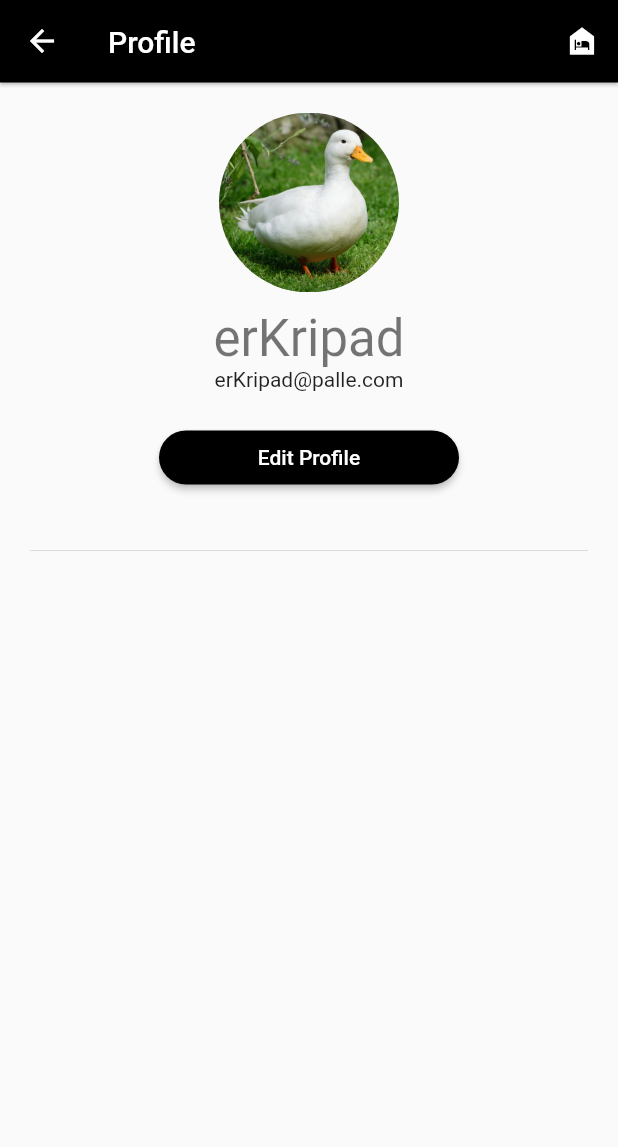
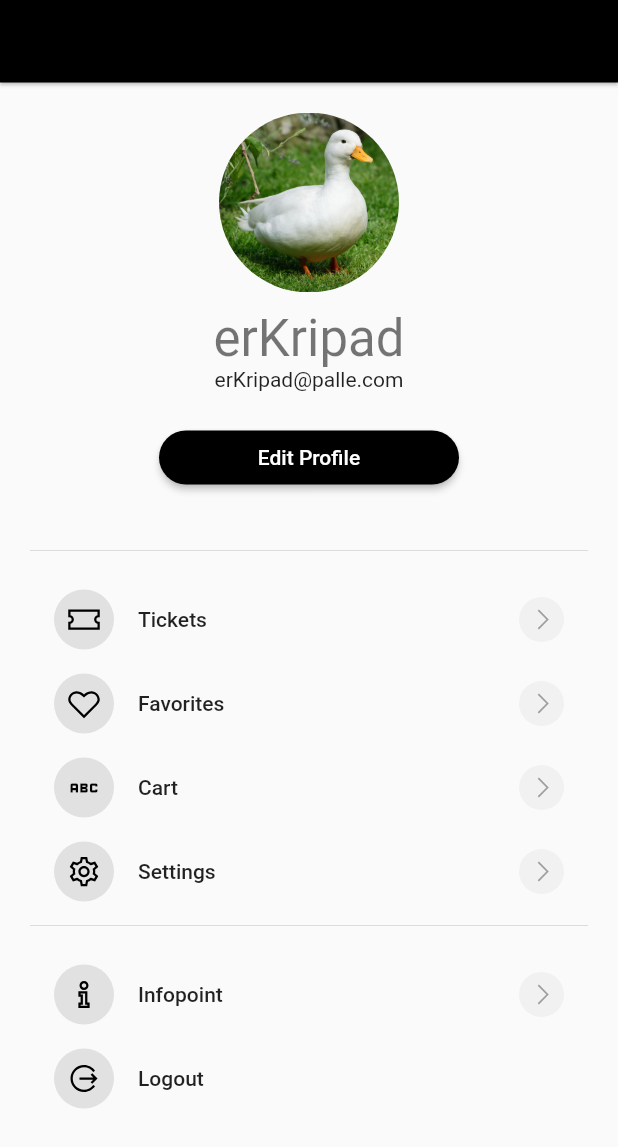
Before and after one commit to erKripad/dik, a Flutter app: the ProfileScreen screen opened directly, on a phone screen of 412 x 824 dp. Shown: the top 1147 px of the screen. Run offline on Flutter 3.47's test engine with Material 2 defaults, Android fonts, the phone set to English and light mode, and no system bars; our stand-ins replace convex_bottom_bar, google_fonts, line_awesome_flutter.

Commit message:
modified:   lib/theme/home_screen.dart 	modified:   lib/theme/profile_page.dart 	modified:   pubspec.lock 	modified:   pubspec.yaml

```diff
--- a/lib/theme/profile_page.dart
+++ b/lib/theme/profile_page.dart
@@ -1,4 +1,5 @@
 import 'package:flutter/material.dart';
+import 'package:line_awesome_flutter/line_awesome_flutter.dart';
 
 class ProfileScreen extends StatelessWidget {
   const ProfileScreen({Key? key}) : super(key: key);
@@ -7,10 +8,11 @@ class ProfileScreen extends StatelessWidget {
     var isDark = MediaQuery.of(context).platformBrightness == Brightness.dark;
     return Scaffold(
       appBar: AppBar(
+        automaticallyImplyLeading: false,
         toolbarHeight: 55,
         elevation: 1,
         backgroundColor: Colors.black,
-        title: const Text(
+        /*title: const Text(
           "Profile",
           style: TextStyle(
             color: Colors.white,
@@ -19,11 +21,21 @@ class ProfileScreen extends StatelessWidget {
         actions: [
           IconButton(
               onPressed: () {},
-              icon: Icon(isDark ? Icons.sunny : Icons.night_shelter))
-        ],
+              icon: Icon(isDark ? LineAwesomeIcons.sun : LineAwesomeIcons.moon))
+        ],*/
       ),
       body: SingleChildScrollView(
         child: Container(
+          /*decoration:const BoxDecoration(
+            gradient: LinearGradient(
+              colors: [
+                Colors.black,
+                Color.fromARGB(255, 140, 15, 161),
+              ],
+              begin: Alignment.topCenter,
+              end: Alignment.bottomCenter,
+            ),
+          ),*/
           padding: const EdgeInsets.all(20.0),
           child: Column(
             children: [
@@ -60,6 +72,43 @@ class ProfileScreen extends StatelessWidget {
               const SizedBox(height: 30),
               const Divider(),
               const SizedBox(height: 10),
+
+              //Menu
+              ProfileMenuWidget(
+                title: "Tickets",
+                icon: LineAwesomeIcons.alternate_ticket,
+                onPress: () {},
+              ),
+              ProfileMenuWidget(
+                title: "Favorites",
+                icon: LineAwesomeIcons.heart,
+                onPress: () {},
+              ),
+              ProfileMenuWidget(
+                title: "Cart",
+                icon: Icons.abc,
+                onPress: () {},
+              ),
+              ProfileMenuWidget(
+                title: "Settings",
+                icon: LineAwesomeIcons.cog,
+                onPress: () {},
+              ),
+              const Divider(),
+              const SizedBox(
+                height: 10,
+              ),
+              ProfileMenuWidget(
+                title: "Infopoint",
+                icon: LineAwesomeIcons.info,
+                onPress: () {},
+              ),
+              ProfileMenuWidget(
+                title: "Logout",
+                icon: LineAwesomeIcons.alternate_sign_out,
+                endIcon: false,
+                onPress: () {},
+              ),
             ],
           ),
         ),
@@ -67,3 +116,55 @@ class ProfileScreen extends StatelessWidget {
     );
   }
 }
+
+class ProfileMenuWidget extends StatelessWidget {
+  const ProfileMenuWidget({
+    Key? key,
+    required this.title,
+    required this.icon,
+    required this.onPress,
+    this.endIcon = true,
+    this.textColor,
+  }) : super(key: key);
+
+  final String title;
+  final IconData icon;
+  final VoidCallback onPress;
+  final bool endIcon;
+  final Color? textColor;
+
+  @override
+  Widget build(BuildContext context) {
+    return ListTile(
+      onTap: onPress,
+      leading: Container(
+        width: 40,
+        height: 40,
+        decoration: BoxDecoration(
+          borderRadius: BorderRadius.circular(100),
+          color: Colors.black.withOpacity(0.1),
+        ),
+        child: Icon(icon, color: Colors.black),
+      ),
+      title: Text(
+        title,
+        style: Theme.of(context).textTheme.bodyLarge?.apply(color: textColor),
+      ),
+      trailing: endIcon
+          ? Container(
+              width: 30,
+              height: 30,
+              decoration: BoxDecoration(
+                borderRadius: BorderRadius.circular(100),
+                color: Colors.grey.withOpacity(0.1),
+              ),
+              child: const Icon(
+                LineAwesomeIcons.angle_right,
+                size: 18,
+                color: Colors.grey,
+              ),
+            )
+          : null,
+    );
+  }
+}
--- a/pubspec.yaml
+++ b/pubspec.yaml
@@ -25,6 +25,7 @@ dependencies:
   blurrycontainer: ^1.0.2
   flutter_slider_drawer: ^2.1.3
   infinite_scroll_pagination: ^3.2.0
+  line_awesome_flutter: ^2.0.0
 
 #---------------------------------------------------------#
 
```
Also changed, not shown: lib/theme/home_screen.dart (+6 -49 lines), pubspec.lock.
